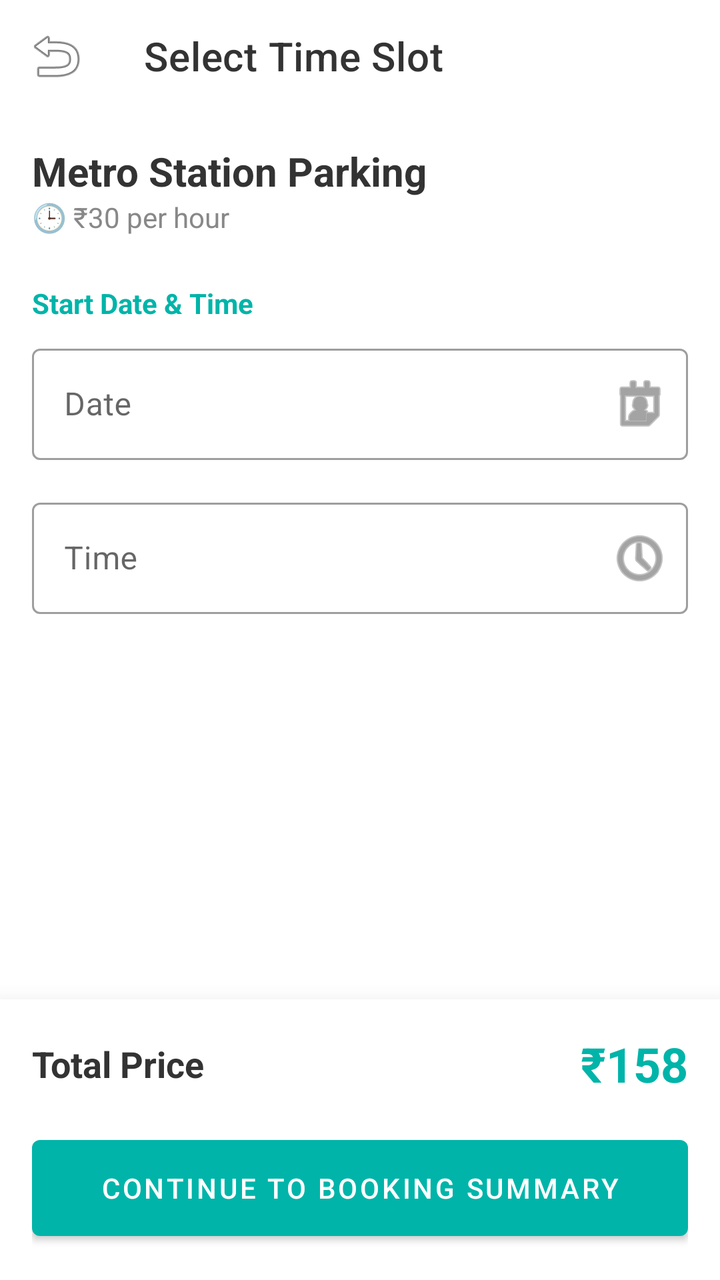
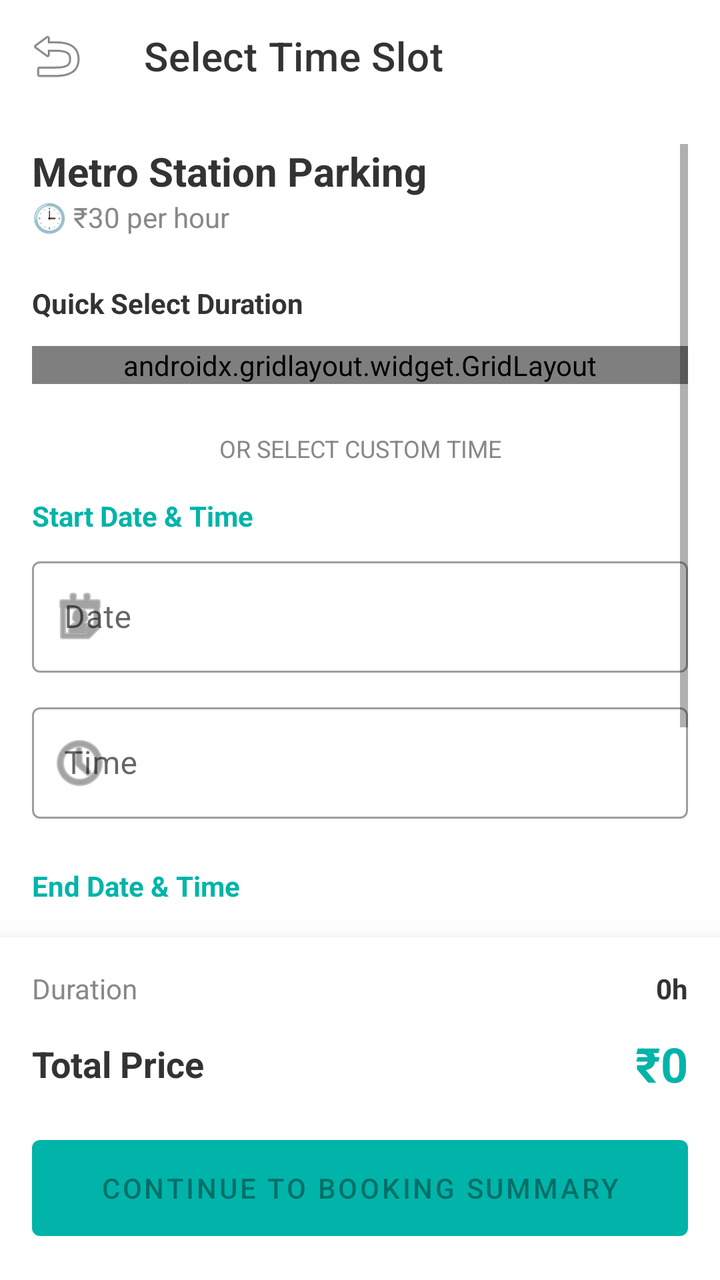

Compare the two renders of this Android layout. The source of the first and the diff that turns it into the second are given below.
<!-- AndroidManifest.xml: application theme Theme.ParkFinder -->
<!-- res/layout/activity_select_time_slot.xml -->
<?xml version="1.0" encoding="utf-8"?>
<RelativeLayout xmlns:android="http://schemas.android.com/apk/res/android"
    xmlns:app="http://schemas.android.com/apk/res-auto"
    android:layout_width="match_parent"
    android:layout_height="match_parent"
    android:background="@android:color/white">

    <com.google.android.material.appbar.AppBarLayout
        android:id="@+id/appBarLayout"
        android:layout_width="match_parent"
        android:layout_height="wrap_content"
        android:background="@android:color/white"
        app:elevation="0dp">
        <androidx.appcompat.widget.Toolbar
            android:id="@+id/toolbar"
            android:layout_width="match_parent"
            android:layout_height="?attr/actionBarSize"
            app:title="Select Time Slot"
            app:titleTextColor="@color/dark_grey"
            app:navigationIcon="@android:drawable/ic_menu_revert" />
    </com.google.android.material.appbar.AppBarLayout>

    <ScrollView
        android:layout_width="match_parent"
        android:layout_height="match_parent"
        android:layout_below="@id/appBarLayout"
        android:layout_above="@id/bottomSummaryBar"
        android:padding="16dp">

        <LinearLayout
            android:layout_width="match_parent"
            android:layout_height="wrap_content"
            android:orientation="vertical">

            <TextView
                android:layout_width="wrap_content"
                android:layout_height="wrap_content"
                android:text="Metro Station Parking"
                android:textSize="20sp"
                android:textStyle="bold"
                android:textColor="@color/dark_grey" />

            <TextView
                android:layout_width="wrap_content"
                android:layout_height="wrap_content"
                android:text="🕒 ₹30 per hour"
                android:textColor="@color/light_grey"
                android:layout_marginBottom="24dp" />

            <TextView
                android:layout_width="wrap_content"
                android:layout_height="wrap_content"
                android:text="Start Date &amp; Time"
                android:textColor="@color/teal_main"
                android:textStyle="bold"
                android:layout_marginBottom="8dp"/>

            <com.google.android.material.textfield.TextInputLayout
                style="@style/Widget.MaterialComponents.TextInputLayout.OutlinedBox"
                android:layout_width="match_parent"
                android:layout_height="wrap_content"
                android:hint="Date"
                app:endIconMode="custom"
                app:endIconDrawable="@android:drawable/ic_menu_my_calendar">
                <com.google.android.material.textfield.TextInputEditText
                    android:id="@+id/etStartDate"
                    android:layout_width="match_parent"
                    android:layout_height="wrap_content"
                    android:focusable="false"
                    android:clickable="true"/>
            </com.google.android.material.textfield.TextInputLayout>

            <com.google.android.material.textfield.TextInputLayout
                style="@style/Widget.MaterialComponents.TextInputLayout.OutlinedBox"
                android:layout_width="match_parent"
                android:layout_height="wrap_content"
                android:layout_marginTop="16dp"
                android:hint="Time"
                app:endIconMode="custom"
                app:endIconDrawable="@android:drawable/ic_menu_recent_history">
                <com.google.android.material.textfield.TextInputEditText
                    android:id="@+id/etStartTime"
                    android:layout_width="match_parent"
                    android:layout_height="wrap_content"
                    android:focusable="false"
                    android:clickable="true"/>
            </com.google.android.material.textfield.TextInputLayout>

        </LinearLayout>
    </ScrollView>

    <LinearLayout
        android:id="@+id/bottomSummaryBar"
        android:layout_width="match_parent"
        android:layout_height="wrap_content"
        android:layout_alignParentBottom="true"
        android:orientation="vertical"
        android:padding="16dp"
        android:background="@android:color/white"
        android:elevation="16dp">

        <RelativeLayout
            android:layout_width="match_parent"
            android:layout_height="wrap_content"
            android:layout_marginBottom="16dp">
            <TextView
                android:layout_width="wrap_content"
                android:layout_height="wrap_content"
                android:text="Total Price"
                android:textSize="18sp"
                android:textStyle="bold"
                android:textColor="@color/dark_grey"
                android:layout_centerVertical="true"/>
            <TextView
                android:id="@+id/tvCalculatedTotal"
                android:layout_width="wrap_content"
                android:layout_height="wrap_content"
                android:text="₹158"
                android:textSize="24sp"
                android:textStyle="bold"
                android:textColor="@color/teal_main"
                android:layout_alignParentEnd="true"
                android:layout_centerVertical="true"/>
        </RelativeLayout>

        <com.google.android.material.button.MaterialButton
            android:id="@+id/btnContinueToSummary"
            android:layout_width="match_parent"
            android:layout_height="60dp"
            android:text="Continue to Booking Summary"
            app:backgroundTint="@color/teal_main" />
    </LinearLayout>

</RelativeLayout>
<!-- resources referenced by this layout -->
<resources>
  <color name="dark_grey">#333333</color>
  <color name="light_grey">#888888</color>
  <color name="teal_main">#00B4A9</color>
  <style name="Theme.ParkFinder" parent="Theme.MaterialComponents.Light.NoActionBar">
  
          <item name="colorPrimary">@color/teal_main</item>
          <item name="colorPrimaryVariant">@color/teal_main</item>
          <item name="colorOnPrimary">@color/white</item>
  
          <item name="colorSecondary">@color/green_main</item>
          <item name="colorSecondaryVariant">@color/green_main</item>
          <item name="colorOnSecondary">@color/white</item>
  
          <item name="android:statusBarColor">@color/teal_main</item>
  
          <item name="colorError">@color/color_error</item>
          <item name="colorOnError">@color/white</item>
  
      </style>
  <color name="white">#FFFFFFFF</color>
  <color name="green_main">#00D48A</color>
  <color name="color_error">#E53E3E</color>
</resources>

<!-- the commit's change to res/layout/activity_select_time_slot.xml (unified diff, before → after) -->
@@ -50,40 +50,48 @@
             <TextView
                 android:layout_width="wrap_content"
                 android:layout_height="wrap_content"
-                android:text="Start Date &amp; Time"
-                android:textColor="@color/teal_main"
+                android:text="Quick Select Duration"
                 android:textStyle="bold"
-                android:layout_marginBottom="8dp"/>
+                android:textColor="@color/dark_grey"
+                android:layout_marginBottom="12dp" />
 
-            <com.google.android.material.textfield.TextInputLayout
-                style="@style/Widget.MaterialComponents.TextInputLayout.OutlinedBox"
+            <androidx.gridlayout.widget.GridLayout
                 android:layout_width="match_parent"
                 android:layout_height="wrap_content"
-                android:hint="Date"
-                app:endIconMode="custom"
-                app:endIconDrawable="@android:drawable/ic_menu_my_calendar">
-                <com.google.android.material.textfield.TextInputEditText
-                    android:id="@+id/etStartDate"
-                    android:layout_width="match_parent"
-                    android:layout_height="wrap_content"
-                    android:focusable="false"
-                    android:clickable="true"/>
+                app:columnCount="3"
+                android:layout_marginBottom="24dp">
+
+                <Button android:id="@+id/btn1h" style="@style/Widget.MaterialComponents.Button.OutlinedButton" android:layout_width="0dp" app:layout_columnWeight="1" android:text="1h" android:layout_margin="4dp"/>
+                <Button android:id="@+id/btn2h" style="@style/Widget.MaterialComponents.Button.OutlinedButton" android:layout_width="0dp" app:layout_columnWeight="1" android:text="2h" android:layout_margin="4dp"/>
+                <Button android:id="@+id/btn3h" style="@style/Widget.MaterialComponents.Button.OutlinedButton" android:layout_width="0dp" app:layout_columnWeight="1" android:text="3h" android:layout_margin="4dp"/>
+                <Button android:id="@+id/btn4h" style="@style/Widget.MaterialComponents.Button.OutlinedButton" android:layout_width="0dp" app:layout_columnWeight="1" android:text="4h" android:layout_margin="4dp"/>
+                <Button android:id="@+id/btn6h" style="@style/Widget.MaterialComponents.Button.OutlinedButton" android:layout_width="0dp" app:layout_columnWeight="1" android:text="6h" android:layout_margin="4dp"/>
+                <Button android:id="@+id/btn8h" style="@style/Widget.MaterialComponents.Button.OutlinedButton" android:layout_width="0dp" app:layout_columnWeight="1" android:text="8h" android:layout_margin="4dp"/>
+            </androidx.gridlayout.widget.GridLayout>
+
+            <TextView
+                android:layout_width="match_parent"
+                android:layout_height="wrap_content"
+                android:text="OR SELECT CUSTOM TIME"
+                android:gravity="center"
+                android:textSize="12sp"
+                android:textColor="@color/light_grey"
+                android:layout_marginBottom="16dp"/>
+
+            <TextView android:layout_width="wrap_content" android:layout_height="wrap_content" android:text="Start Date &amp; Time" android:textColor="@color/teal_main" android:textStyle="bold" android:layout_marginBottom="8dp"/>
+            <com.google.android.material.textfield.TextInputLayout style="@style/Widget.MaterialComponents.TextInputLayout.OutlinedBox" android:layout_width="match_parent" android:layout_height="wrap_content" android:hint="Date" app:startIconDrawable="@android:drawable/ic_menu_my_calendar">
+                <com.google.android.material.textfield.TextInputEditText android:id="@+id/etStartDate" android:layout_width="match_parent" android:layout_height="wrap_content" android:focusable="false" android:clickable="true"/>
+            </com.google.android.material.textfield.TextInputLayout>
+            <com.google.android.material.textfield.TextInputLayout style="@style/Widget.MaterialComponents.TextInputLayout.OutlinedBox" android:layout_width="match_parent" android:layout_height="wrap_content" android:layout_marginTop="12dp" android:hint="Time" app:startIconDrawable="@android:drawable/ic_menu_recent_history">
+                <com.google.android.material.textfield.TextInputEditText android:id="@+id/etStartTime" android:layout_width="match_parent" android:layout_height="wrap_content" android:focusable="false" android:clickable="true"/>
             </com.google.android.material.textfield.TextInputLayout>
 
-            <com.google.android.material.textfield.TextInputLayout
-                style="@style/Widget.MaterialComponents.TextInputLayout.OutlinedBox"
-                android:layout_width="match_parent"
-                android:layout_height="wrap_content"
-                android:layout_marginTop="16dp"
-                android:hint="Time"
-                app:endIconMode="custom"
-                app:endIconDrawable="@android:drawable/ic_menu_recent_history">
-                <com.google.android.material.textfield.TextInputEditText
-                    android:id="@+id/etStartTime"
-                    android:layout_width="match_parent"
-                    android:layout_height="wrap_content"
-                    android:focusable="false"
-                    android:clickable="true"/>
+            <TextView android:layout_width="wrap_content" android:layout_height="wrap_content" android:text="End Date &amp; Time" android:textColor="@color/teal_main" android:textStyle="bold" android:layout_marginTop="24dp" android:layout_marginBottom="8dp"/>
+            <com.google.android.material.textfield.TextInputLayout style="@style/Widget.MaterialComponents.TextInputLayout.OutlinedBox" android:layout_width="match_parent" android:layout_height="wrap_content" android:hint="Date" app:startIconDrawable="@android:drawable/ic_menu_my_calendar">
+                <com.google.android.material.textfield.TextInputEditText android:id="@+id/etEndDate" android:layout_width="match_parent" android:layout_height="wrap_content" android:focusable="false" android:clickable="true"/>
+            </com.google.android.material.textfield.TextInputLayout>
+            <com.google.android.material.textfield.TextInputLayout style="@style/Widget.MaterialComponents.TextInputLayout.OutlinedBox" android:layout_width="match_parent" android:layout_height="wrap_content" android:layout_marginTop="12dp" android:hint="Time" app:startIconDrawable="@android:drawable/ic_menu_recent_history">
+                <com.google.android.material.textfield.TextInputEditText android:id="@+id/etEndTime" android:layout_width="match_parent" android:layout_height="wrap_content" android:focusable="false" android:clickable="true"/>
             </com.google.android.material.textfield.TextInputLayout>
 
         </LinearLayout>
@@ -99,28 +107,14 @@
         android:background="@android:color/white"
         android:elevation="16dp">
 
-        <RelativeLayout
-            android:layout_width="match_parent"
-            android:layout_height="wrap_content"
-            android:layout_marginBottom="16dp">
-            <TextView
-                android:layout_width="wrap_content"
-                android:layout_height="wrap_content"
-                android:text="Total Price"
-                android:textSize="18sp"
-                android:textStyle="bold"
-                android:textColor="@color/dark_grey"
-                android:layout_centerVertical="true"/>
-            <TextView
-                android:id="@+id/tvCalculatedTotal"
-                android:layout_width="wrap_content"
-                android:layout_height="wrap_content"
-                android:text="₹158"
-                android:textSize="24sp"
-                android:textStyle="bold"
-                android:textColor="@color/teal_main"
-                android:layout_alignParentEnd="true"
-                android:layout_centerVertical="true"/>
+        <RelativeLayout android:layout_width="match_parent" android:layout_height="wrap_content" android:layout_marginBottom="12dp">
+            <TextView android:layout_width="wrap_content" android:layout_height="wrap_content" android:text="Duration" android:textColor="@color/light_grey"/>
+            <TextView android:id="@+id/tvDuration" android:layout_width="wrap_content" android:layout_height="wrap_content" android:text="0h" android:layout_alignParentEnd="true" android:textColor="@color/dark_grey" android:textStyle="bold"/>
+        </RelativeLayout>
+
+        <RelativeLayout android:layout_width="match_parent" android:layout_height="wrap_content" android:layout_marginBottom="16dp">
+            <TextView android:layout_width="wrap_content" android:layout_height="wrap_content" android:text="Total Price" android:textSize="18sp" android:textStyle="bold" android:textColor="@color/dark_grey" android:layout_centerVertical="true"/>
+            <TextView android:id="@+id/tvCalculatedTotal" android:layout_width="wrap_content" android:layout_height="wrap_content" android:text="₹0" android:textSize="24sp" android:textStyle="bold" android:textColor="@color/teal_main" android:layout_alignParentEnd="true" android:layout_centerVertical="true"/>
         </RelativeLayout>
 
         <com.google.android.material.button.MaterialButton
@@ -128,7 +122,8 @@
             android:layout_width="match_parent"
             android:layout_height="60dp"
             android:text="Continue to Booking Summary"
-            app:backgroundTint="@color/teal_main" />
+            app:backgroundTint="@color/teal_main"
+            android:enabled="false"/>
     </LinearLayout>
 
 </RelativeLayout>
